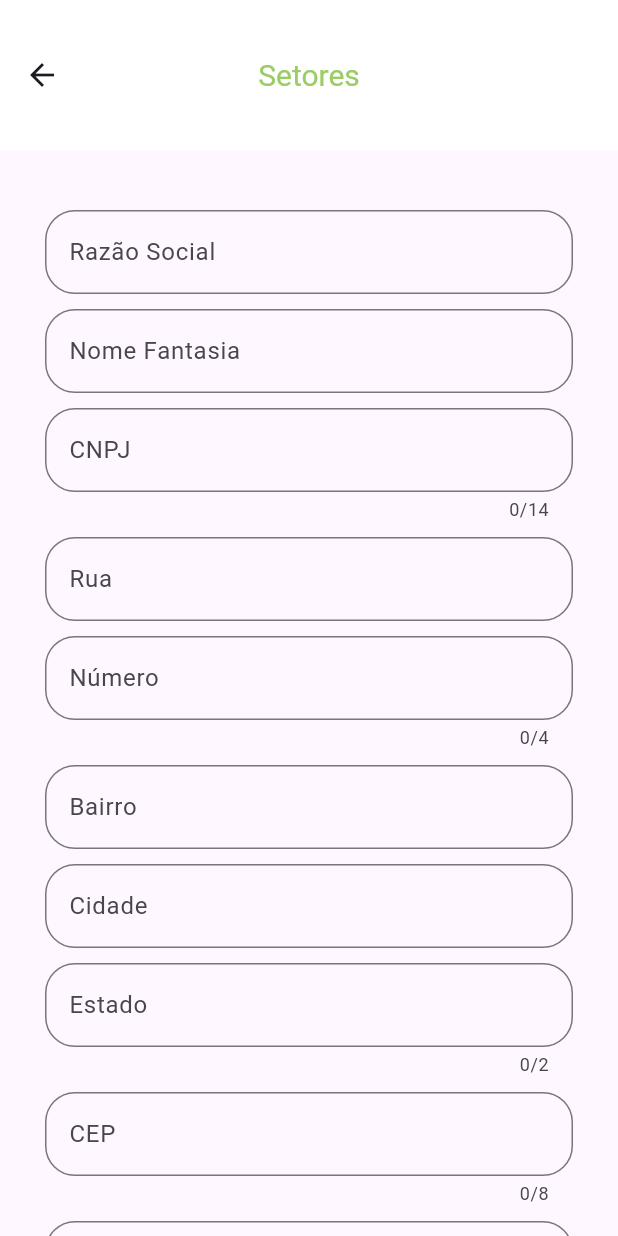
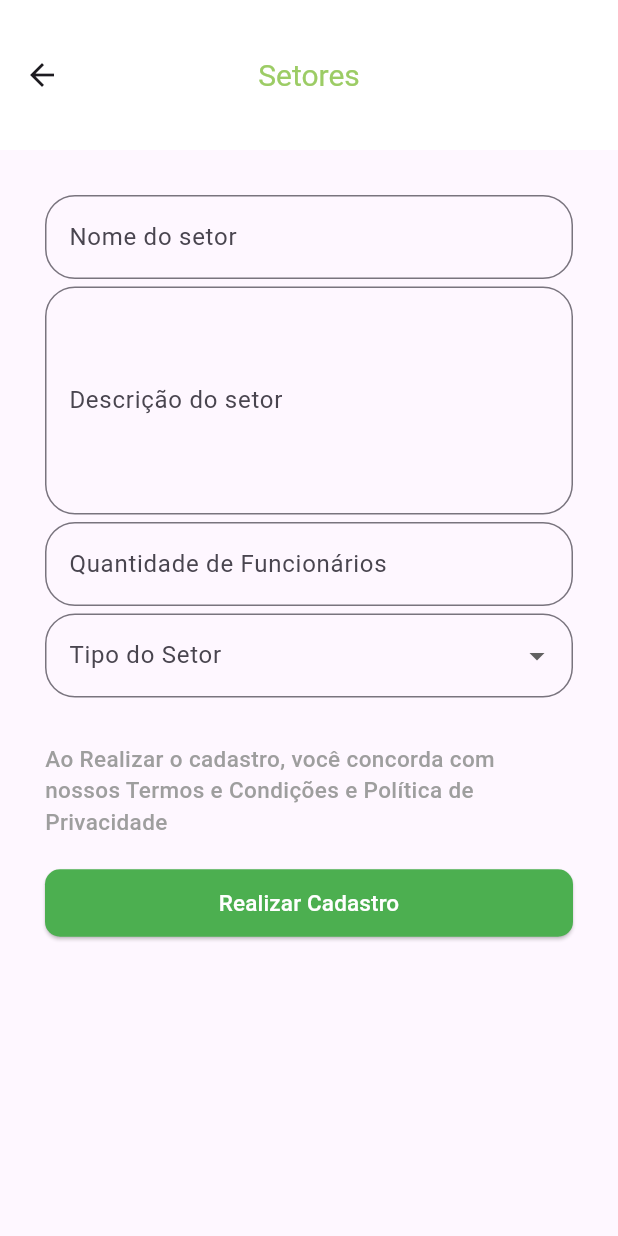
Before and after one commit to orbitatecnologiafsa/safecheck, a Flutter app: the CadSetores screen opened directly, on a phone screen of 412 x 824 dp. Run offline on Flutter 3.47's test engine with Material 3 defaults, Android fonts, the phone set to English and light mode, and no system bars; our stand-ins replace another_flutter_splash_screen, cloud_firestore, firebase_auth, firebase_core, flutter_otp_text_field, google_nav_bar and 2 more; accounts and stored records are empty.

Commit message:
lib: cadastros: Area de setores funcional(wip)

```diff
--- a/lib/pages/cadastros/cad_setores.dart
+++ b/lib/pages/cadastros/cad_setores.dart
@@ -1,4 +1,5 @@
 import 'package:flutter/material.dart';
+import 'package:cloud_firestore/cloud_firestore.dart';
 
 class CadSetores extends StatefulWidget {
   const CadSetores({super.key});
@@ -8,48 +9,36 @@ class CadSetores extends StatefulWidget {
 }
 
 class _CadSetores extends State<CadSetores> {
-  String rs = '';
-  String nf = '';
-  String cnpj = '';
-  String pass = '';
+  final _formKey = GlobalKey<FormState>();
 
+  var nome_setor = TextEditingController();
+  var desc_setor = TextEditingController();
+  var quantidade_func = TextEditingController();
+  var tipo_setor = TextEditingController();
 
-  var razaos = TextEditingController();
-  var nomef = TextEditingController();
-  var cnpjj = TextEditingController();
-  var rua = TextEditingController();
-  var numero = TextEditingController();
-  var bairro = TextEditingController();
-  var cidade = TextEditingController();
-  var estado = TextEditingController();
-  var cep = TextEditingController();
-  var setora = TextEditingController();
-  var porte = TextEditingController();
-  var nomec = TextEditingController();
-  var telefone = TextEditingController();
-  var email = TextEditingController();
-  var id = TextEditingController();
-  var password = TextEditingController();
+  // Lista de opções para o Dropdown
+  final List<String> tiposDeSetor = ['Administração', 'Financeiro', 'TI', 'Marketing', 'Vendas'];
 
+  String? selectedTipoSetor;
 
- /* create_cad() {
-    FirebaseAuth.instance
-        .createUserWithEmailAndPassword(
-            email: id.text.toString().trim(),
-            password: password.text.toString().trim())
-        .whenComplete(() {
-      if (FirebaseAuth.instance.currentUser?.uid != null) {
-        ScaffoldMessenger.of(context).showSnackBar(const SnackBar(
-            content: Text(
-                'Verificação do email enviada para o endereço registrado. Verifique sua conta e logue novamente')));
+  Future<void> createCad() async {
+    final FirebaseFirestore firestore = FirebaseFirestore.instance;
+    try {
+      await firestore.collection('cadastro_setor').add({
+        'nome_setor': nome_setor.text,
+        'desc_setor': desc_setor.text,
+        'quantidade_func': quantidade_func.text,
+        'tipo_setor': selectedTipoSetor,  // Usando a opção selecionada
+        'data_criação': FieldValue.serverTimestamp(),
+      });
 
-        Navigator.pushReplacement(context,
-            MaterialPageRoute(builder: (context) {
-          return const LoginPage();
-        }));
+      ScaffoldMessenger.of(context).showSnackBar(const SnackBar(content: Text('Cadastro realizado com sucesso')));
+
+      _formKey.currentState?.reset();
+    } catch (e) {
+      ScaffoldMessenger.of(context).showSnackBar(SnackBar(content: Text('Erro ao salvar cadastro: $e')));
     }
-    });
-  } */
+  }
 
   @override
   Widget build(BuildContext context) {
@@ -58,203 +47,89 @@ class _CadSetores extends State<CadSetores> {
       appBar: AppBar(
         toolbarHeight: 100,
         title: const Text('Setores'),
-        titleTextStyle: const TextStyle(
-        color: Color(0xFF9CCC65),
-        fontSize: 20),
+        titleTextStyle: const TextStyle(color: Color(0xFF9CCC65), fontSize: 20),
         centerTitle: true,
         backgroundColor: Colors.white,
       ),
       body: SingleChildScrollView(
         physics: const BouncingScrollPhysics(),
+        child: Padding(
+          padding: const EdgeInsets.symmetric(horizontal: 30.0, vertical: 10),
+          child: Form(
+            key: _formKey,
             child: Column(
               children: [
-              const SizedBox(
-                height: 20,
+                const SizedBox(height: 20),
+                TextFormField(
+                  controller: nome_setor,
+                  decoration: InputDecoration(
+                    labelText: 'Nome do setor',
+                    border: OutlineInputBorder(borderRadius: BorderRadius.circular(20.0)),
                   ),
-              Padding(
-                padding:
-                    const EdgeInsets.symmetric(horizontal: 30.0, vertical: 10),
-                child: Column(
-                  children: [
-                    const SizedBox(
-                      height: 10,
+                  validator: (value) {
+                    if (value == null || value.isEmpty) {
+                      return 'Nome do setor obrigatório.';
+                    }
+                    return null;
+                  },
                 ),
-                    Form(
-                        child: Column(
-                      children: [
+                const SizedBox(height: 5),
                 TextFormField(
+                  controller: desc_setor,
+                  maxLines: 5,
                   decoration: InputDecoration(
-                            labelText: 'Razão Social',
-                            border: OutlineInputBorder(
-                            borderRadius: BorderRadius.circular(20.0)
+                    labelText: 'Descrição do setor',
+                    border: OutlineInputBorder(borderRadius: BorderRadius.circular(20.0)),
                   ),
+                  validator: (value) {
+                    if (value == null || value.isEmpty) {
+                      return 'Descrição do setor obrigatória.';
+                    }
+                    return null;
+                  },
                 ),
+                const SizedBox(height: 5),
+                TextFormField(
+                  controller: quantidade_func,
+                  keyboardType: TextInputType.number,
+                  decoration: InputDecoration(
+                    labelText: 'Quantidade de Funcionários',
+                    border: OutlineInputBorder(borderRadius: BorderRadius.circular(20.0)),
+                  ),
+                  validator: (value) {
+                    if (value == null || value.isEmpty) {
+                      return 'Campo obrigatório.';
+                    }
+                    return null;
+                  },
+                ),
+                const SizedBox(height: 5),
+                // Dropdown para seleção de tipo de setor
+                DropdownButtonFormField<String>(
+                  value: selectedTipoSetor,
+                  onChanged: (newValue) {
+                    setState(() {
+                      selectedTipoSetor = newValue;
+                    });
+                  },
+                  decoration: InputDecoration(
+                    labelText: 'Tipo do Setor',
+                    border: OutlineInputBorder(borderRadius: BorderRadius.circular(20.0)),
+                  ),
+                  items: tiposDeSetor.map((tipo) {
+                    return DropdownMenuItem<String>(
+                      value: tipo,
+                      child: Text(tipo),
+                    );
+                  }).toList(),
+                  validator: (value) {
+                    if (value == null || value.isEmpty) {
+                      return 'Selecione o tipo do setor.';
+                    }
+                    return null;
+                  },
                 ),
                 const SizedBox(height: 10),
-                        TextFormField(
-                          decoration: InputDecoration(
-                            labelText: 'Nome Fantasia',
-                            border: OutlineInputBorder(
-                            borderRadius: BorderRadius.circular(20.0)
-                            ),
-                          )
-                        ),
-                        const SizedBox(height: 10),
-                      ],
-                    )),
-                     Form(
-                      child: Column(
-                      children: [
-                        TextFormField(
-                          keyboardType: const TextInputType.numberWithOptions(),
-                          decoration: InputDecoration(
-                            labelText: 'CNPJ',
-                            border: OutlineInputBorder(
-                            borderRadius: BorderRadius.circular(20.0)
-                            ),
-                          ),
-                          maxLength: 14,
-                        ),
-                        const SizedBox(height: 10),
-                        TextFormField(
-                          decoration: InputDecoration(
-                              labelText: 'Rua',
-                              border: OutlineInputBorder(
-                            borderRadius: BorderRadius.circular(20.0)
-                            ),
-                          ),
-                        ),
-                        const SizedBox(height: 10),
-                      ],
-                    )),
-                     Form(
-                      child: Column(
-                      children: [
-                        TextFormField(
-                          keyboardType: const TextInputType.numberWithOptions(),
-                          decoration: InputDecoration(
-                            labelText: 'Número',
-                            border: OutlineInputBorder(
-                            borderRadius: BorderRadius.circular(20.0)
-                            ),
-                          ),
-                          maxLength: 4,
-                        ),
-                        const SizedBox(height: 10),
-                        TextFormField(
-                          decoration: InputDecoration(
-                            labelText: 'Bairro',
-                            border: OutlineInputBorder(
-                            borderRadius: BorderRadius.circular(20.0)
-                            ),
-                          ),
-                        ),
-                        const SizedBox(height: 10),
-                        TextFormField(
-                          decoration: InputDecoration(
-                              labelText: 'Cidade',
-                              border: OutlineInputBorder(
-                            borderRadius: BorderRadius.circular(20.0)
-                            ),
-                          ),
-                        ),
-                        const SizedBox(height: 10),
-                        TextFormField(
-                          decoration: InputDecoration(
-                            labelText: 'Estado',
-                            border: OutlineInputBorder(
-                            borderRadius: BorderRadius.circular(20.0)
-                            ),
-                          ),
-                          maxLength: 2,
-                        ),
-                        const SizedBox(height: 10),
-                      ],
-                    )),
-                     Form(
-                        child: Column(
-                      children: [
-                        TextFormField(
-                          keyboardType: const TextInputType.numberWithOptions(),
-                          decoration: InputDecoration(
-                            labelText: 'CEP',
-                            border: OutlineInputBorder(
-                            borderRadius: BorderRadius.circular(20.0)
-                            ),
-                          ),
-                          maxLength: 8,
-                        ),
-                        const SizedBox(height: 10),
-                      ],
-                    )),
-                     Form(
-                        child: Column(
-                      children: [
-                        TextFormField(
-                          decoration: InputDecoration(
-                            labelText: 'Setor de Atuação',
-                            border: OutlineInputBorder(
-                            borderRadius: BorderRadius.circular(20.0)
-                            ),
-                          ),
-                        ),
-                        const SizedBox(height: 10),
-                      ],
-                    )),
-                     Form(
-                        child: Column(
-                      children: [
-                        TextFormField(
-                          decoration: InputDecoration(
-                            labelText: 'Porte da Empresa',
-                            border: OutlineInputBorder(
-                            borderRadius: BorderRadius.circular(20.0)
-                            ),
-                          ),
-                        ),
-                        const SizedBox(height: 10),
-                        TextFormField(
-                          decoration: InputDecoration(
-                            labelText: 'Nome para Contato',
-                            border: OutlineInputBorder(
-                            borderRadius: BorderRadius.circular(20.0)
-                            ),
-                          ),
-                        ),
-                        const SizedBox(height: 10),
-                      ],
-                    )),
-                     Form(
-                        child: Column(
-                      children: [
-                        TextFormField(
-                          keyboardType: const TextInputType.numberWithOptions(),
-                          decoration: InputDecoration(
-                            labelText: 'Telefone',
-                            border: OutlineInputBorder(
-                            borderRadius: BorderRadius.circular(20.0)
-                            ),
-                          ),
-                          maxLength: 14,
-                        ),
-                        const SizedBox(height: 10),
-                      ],
-                    )),
-                     Form(
-                        child: Column(
-                      children: [
-                        TextFormField(
-                          decoration: InputDecoration(
-                            labelText: 'Email',
-                            border: OutlineInputBorder(
-                            borderRadius: BorderRadius.circular(20.0)
-                            ),
-                          ),
-                        ),
-                        const SizedBox(height: 10),
-                      ],
-                    )),
-                    const SizedBox(height: 13),
                 Padding(
                   padding: const EdgeInsets.symmetric(vertical: 20.0),
                   child: Align(
@@ -262,38 +137,40 @@ class _CadSetores extends State<CadSetores> {
                     child: GestureDetector(
                       child: const Text(
                         'Ao Realizar o cadastro, você concorda com nossos Termos e Condições e Política de Privacidade',
-                            style: TextStyle(
-                                fontSize: 15,
-                                fontWeight: FontWeight.w500,
-                                color: Colors.grey),
+                        style: TextStyle(fontSize: 15, fontWeight: FontWeight.w500, color: Colors.grey),
                       ),
                       onTap: () {},
                     ),
                   ),
                 ),
-                    // SignUp Button
                 ElevatedButton(
                   onPressed: () {
-                   //     create_cad();
+                    if (_formKey.currentState?.validate() ?? false) {
+                      createCad();
+                    } else {
+                      ScaffoldMessenger.of(context).showSnackBar(const SnackBar(
+                        content: Text('Por favor, corrija os erros no formulário'),
+                      ));
+                    }
                   },
                   style: ElevatedButton.styleFrom(
                     backgroundColor: Colors.green,
                     minimumSize: const Size.fromHeight(45),
-                          shape: RoundedRectangleBorder(
-                              borderRadius: BorderRadius.circular(10))),
+                    shape: RoundedRectangleBorder(borderRadius: BorderRadius.circular(10)),
+                  ),
                   child: const Center(
                     child: Text(
                       "Realizar Cadastro",
-                        style: TextStyle(fontSize: 15,
-                        color: Colors.white),
-                      )),
+                      style: TextStyle(fontSize: 15, color: Colors.white),
+                    ),
+                  ),
                 ),
                 const SizedBox(height: 25),
               ],
             ),
           ),
-            ],
         ),
-        ));
+      ),
+    );
   }
 }
```
Lines whose indentation alone changed are shown as unchanged.
